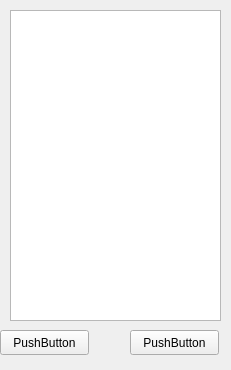
First picture: the form in Frontend/Main/UiFiles/Friends_list_window.ui, repository sasuke5055/Python-messenger1, before the edit.
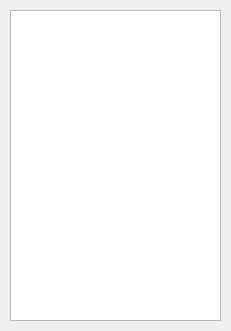
Second picture: the form after the edit.

Commit message: fix: removed redundant test buttons

```diff
--- a/Frontend/Main/UiFiles/Friends_list_window.ui
+++ b/Frontend/Main/UiFiles/Friends_list_window.ui
@@ -7,39 +7,13 @@
     <x>0</x>
     <y>0</y>
     <width>231</width>
-    <height>370</height>
+    <height>331</height>
    </rect>
   </property>
   <property name="windowTitle">
    <string>MainWindow</string>
   </property>
   <widget class="QWidget" name="centralwidget">
-   <widget class="QPushButton" name="add">
-    <property name="geometry">
-     <rect>
-      <x>0</x>
-      <y>330</y>
-      <width>89</width>
-      <height>25</height>
-     </rect>
-    </property>
-    <property name="text">
-     <string>PushButton</string>
-    </property>
-   </widget>
-   <widget class="QPushButton" name="rem">
-    <property name="geometry">
-     <rect>
-      <x>130</x>
-      <y>330</y>
-      <width>89</width>
-      <height>25</height>
-     </rect>
-    </property>
-    <property name="text">
-     <string>PushButton</string>
-    </property>
-   </widget>
    <widget class="QListWidget" name="listWidget_friends">
     <property name="geometry">
      <rect>
```
The commit also changes 1 other file.
